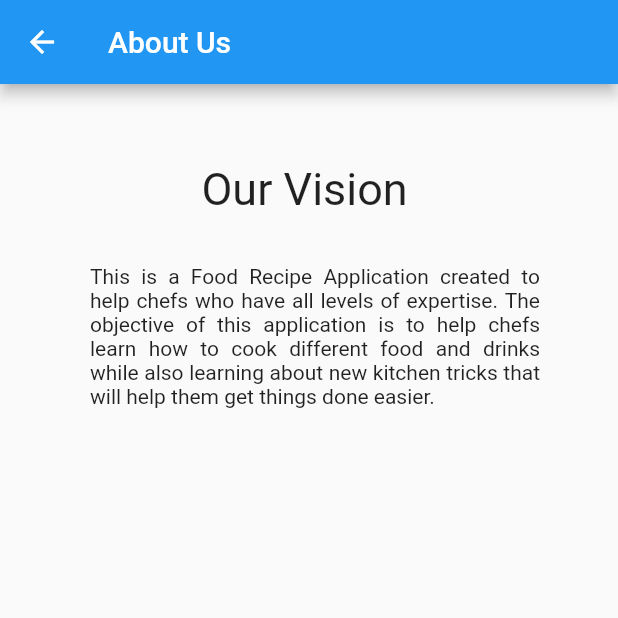
After one commit to HimanthaAmarathunga/Food-Recipe, a Flutter app: the AboutUs screen opened directly, on a phone screen of 412 x 824 dp, the top half of it. The commit adds this screen. Run offline on Flutter 3.47's test engine with Material 2 defaults, Android fonts, the phone set to English and light mode, and no system bars; our stand-ins replace fluttertoast, shared_preferences; accounts and stored records are empty; network calls fail.

Commit message:
About us completed

```diff
--- /dev/null
+++ b/food_recipe_final/lib/pages/about_us.dart
@@ -0,0 +1,88 @@
+import 'package:flutter/material.dart';
+import 'package:food_recipe_final/theme/colors.dart';
+
+class AboutUs extends StatelessWidget {
+  const AboutUs({ Key? key }) : super(key: key);
+
+  @override
+  Widget build(BuildContext context) {
+    return Scaffold(
+      appBar: AppBar(
+        title: Text('About Us'),
+      ),
+      body: Column(
+        children: [
+          SizedBox(
+            height: 20,
+          ),
+          Row(
+            children: [
+              SizedBox(
+                width: 40,
+              ),
+              // Container(
+              //   width: 80,
+              //   height: 80,
+              //   decoration: BoxDecoration(
+              //       color: primary,
+              //       borderRadius: BorderRadius.circular(20),
+              //       image: DecorationImage(
+              //           image: NetworkImage(
+              //               "https://cdn.iconscout.com/icon/free/png-256/phone-2666572-2212584.png"),
+              //           fit: BoxFit.cover)),
+              // ),
+              SizedBox(
+                width: 20,
+              ),
+              Column(
+                crossAxisAlignment: CrossAxisAlignment.start,
+                children: <Widget>[
+                  Text(
+                    "          Our Vision",
+                    style: TextStyle(fontSize: 30),
+                  ),
+                ],
+              ),
+              SizedBox(
+                width: 20,
+                height: 100,
+              ),
+            ],
+          ),
+          Row(
+              // ignore: prefer_const_literals_to_create_immutables
+              children: [
+                SizedBox(
+                width: 60,
+              ),
+               const SizedBox(
+                width: 300,
+                child: Center(child: Text("This is a Food Recipe Application created to help chefs who have all levels of expertise. The objective of this application is to help chefs learn how to cook different food and drinks while also learning about new kitchen tricks that will help them get things done easier.", textAlign: TextAlign.justify,),)
+                // child: Text("This is a Food Recipe Application created to help chefs who have all levels of expertise. The objective of this application is to help chefs learn how to cook different food and drinks while also learning about new kitchen tricks that will help them get things done easier."),
+
+              ),
+              // Column(
+              //   crossAxisAlignment: CrossAxisAlignment.start,
+              //   children: <Widget>[
+              //     RichText(
+              //       text: TextSpan(
+              //         // style: DefaultTextStyle.of(context).style,
+              //         children: <TextSpan> [
+              //           TextSpan(
+              //             text: 'This is a Food Recipe Application created to help chefs who have all levels of expertise. The objective of this application is to help chefs learn how to cook different food and drinks while also learning about new kitchen tricks that will help them get things done easier.'
+              //           )
+              //         ]
+              //       ),
+              //     ),
+              //   ],
+              // ),
+              SizedBox(
+                width: 20,
+              ),
+              ],
+          )
+        ],
+      ),
+    );
+  }
+}
--- a/food_recipe_final/lib/pages/navBar.dart
+++ b/food_recipe_final/lib/pages/navBar.dart
@@ -3,6 +3,7 @@ import 'package:food_recipe_final/pages/AddBeverages/addBeverage.dart';
 import 'package:food_recipe_final/pages/AddRecipe/addFoodReceipe.dart';
 import 'package:food_recipe_final/pages/HomePage/home.dart';
 import 'package:food_recipe_final/pages/ViewBeverages/viewBeverages.dart';
+import 'package:food_recipe_final/pages/about_us.dart';
 import 'package:food_recipe_final/pages/contact_us.dart';
 import 'package:food_recipe_final/pages/index.dart';
 import 'package:shared_preferences/shared_preferences.dart';
@@ -146,6 +147,19 @@ class _HomeScreenState extends State<NavBar> {
             leading: Icon(Icons.contact_phone_outlined),
             title: Text("Contact Us"),
           ),
+          ListTile(
+            onTap: () {
+              clearSharedPreferences();
+              Navigator.push(
+                context,
+                MaterialPageRoute(
+                  builder: (context) => AboutUs(),
+                ),
+              );
+            },
+            leading: Icon(Icons.info_outline),
+            title: Text("About Us"),
+          ),
         ],
       ),
     );
```
